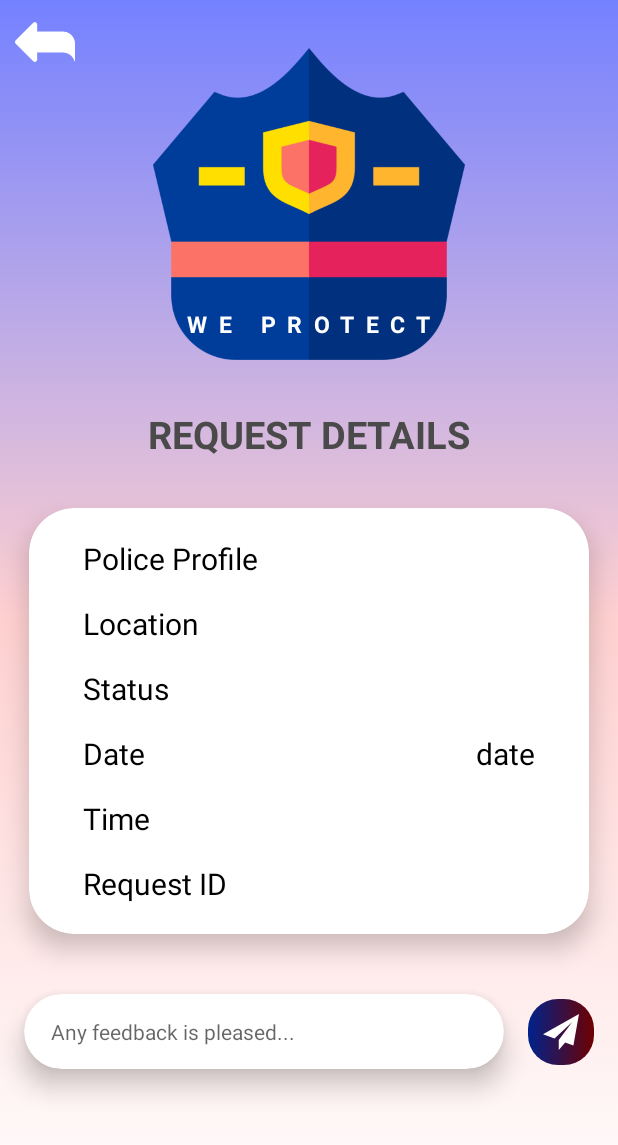
After one commit to Priyanshu-2001/Mr_Guard, an Android app: the DetailAnalyticsForUser screen opened directly, with no data from a screen before it, on a phone screen of 412 x 824 dp. The commit adds this screen. Shown: the top 1145 px of the screen. Run offline under Robolectric (Android 15) with nearby library versions, the phone set to English and light mode, and no system bars; our stand-ins replace data binding; network calls fail.

Commit message:
analytics added

```diff
--- a/app/src/main/java/com/geek/mrguard/Globals.kt
+++ b/app/src/main/java/com/geek/mrguard/Globals.kt
@@ -7,5 +7,6 @@ class Globals {
         const val Endpoint = "https://police-backend-deploy.herokuapp.com/"
         const val uploadTokenToProfile = "userProfile/updateFirebaseToken"
         const val updatePoliceCoordinates = "userProfile/updateCoordinates"
+        const val requestPoliceData = "request/getRequest"
     }
 }
--- /dev/null
+++ b/app/src/main/java/com/geek/mrguard/UI/dashBoard/commonUser/DetailAnalyticsForUser.kt
@@ -0,0 +1,46 @@
+package com.geek.mrguard.UI.dashBoard.commonUser
+
+import android.os.Bundle
+import android.util.Log
+import android.widget.Toast
+import androidx.appcompat.app.AppCompatActivity
+import androidx.databinding.DataBindingUtil
+import androidx.lifecycle.ViewModelProvider
+import com.geek.mrguard.R
+import com.geek.mrguard.databinding.PoliceRequestDetailsBinding
+import com.geek.mrguard.services.PoliceDashboardService
+import com.geek.mrguard.viewModel.PoliceAnalyticsViewModel
+import com.geek.mrguard.viewModel.PoliceAnalyticsViewModelFactory
+import kotlinx.android.synthetic.main.police_request_details.*
+
+class DetailAnalyticsForUser : AppCompatActivity() {
+    lateinit var viewModel: PoliceAnalyticsViewModel
+    lateinit var service: PoliceDashboardService
+    lateinit var binding: PoliceRequestDetailsBinding
+
+    override fun onCreate(savedInstanceState: Bundle?) {
+        super.onCreate(savedInstanceState)
+        binding = DataBindingUtil.setContentView(this, R.layout.police_request_details)
+        if (intent.extras != null) {
+            val req_id = intent.extras!!["req_id"].toString()
+            service = PoliceDashboardService(req_id)
+            viewModel = ViewModelProvider(
+                this,
+                PoliceAnalyticsViewModelFactory(service, application)
+            ).get(PoliceAnalyticsViewModel::class.java)
+            viewModel.analyticsData().observe(this, {
+                tv_police_profile.text = it.status[0].police.phone
+                tv_loc.text = it.status[0].police.location.lat.toString()
+                tv_status.text = it.status[0].status
+                tv_date.text = it.status[0].date
+                tv_time.text = it.status[0].time
+            })
+        } else {
+            Toast.makeText(this, "THere is Some Error", Toast.LENGTH_SHORT).show()
+        }
+        binding.backButton.setOnClickListener {
+            finish()
+            Log.e("TAG", "onCreate: finish")
+        }
+    }
+}
--- a/app/src/main/java/com/geek/mrguard/UI/dashBoard/commonUser/NormalUserDashBoard.kt
+++ b/app/src/main/java/com/geek/mrguard/UI/dashBoard/commonUser/NormalUserDashBoard.kt
@@ -56,7 +56,7 @@ class NormalUserDashBoard : AppCompatActivity() {
                     Log.e(TAG, "onCreate: roomID send $roomId")
                     val obj = JSONObject()
                     obj.put("roomId", roomId)
-                    obj.put("lat", "30.722")
+                    obj.put("lat", "30.722") //TODO need real data
                     obj.put("long", "76.85")
                     obj.put("phone_number", "8872365433")
                     emit("victimJoin", obj)
--- /dev/null
+++ b/app/src/main/java/com/geek/mrguard/data/policeAnalytics/Location.kt
@@ -0,0 +1,6 @@
+package com.geek.mrguard.data.policeAnalytics
+
+data class Location(
+    val lat: Double,
+    val lon: Double
+)
--- /dev/null
+++ b/app/src/main/java/com/geek/mrguard/data/policeAnalytics/PoliceAnalyticsData.kt
@@ -0,0 +1,6 @@
+package com.geek.mrguard.data.policeAnalytics
+
+data class PoliceAnalyticsData(
+    val status: List<Status>,
+    val success: Boolean
+)
--- a/app/src/main/res/layout/police_request_details.xml
+++ b/app/src/main/res/layout/police_request_details.xml
@@ -20,8 +20,7 @@
             android:layout_marginStart="10dp"
             android:layout_marginTop="8dp"
             android:background="@drawable/back_button_white"
-            app:layout_constraintEnd_toStartOf="@+id/imageView"
-            app:layout_constraintHorizontal_bias="0.181"
+            android:elevation="20dp"
             app:layout_constraintStart_toStartOf="parent"
             app:layout_constraintTop_toTopOf="parent" />
 
@@ -96,7 +95,7 @@
                     android:layout_width="wrap_content"
                     android:layout_height="wrap_content"
                     android:layout_marginEnd="16dp"
-                    android:text="Profile"
+                    tools:text="Profile"
                     android:textSize="20sp"
                     app:layout_constraintBottom_toBottomOf="@+id/label_police_profile"
                     app:layout_constraintEnd_toEndOf="parent"
@@ -109,7 +108,7 @@
                     android:layout_height="wrap_content"
                     android:layout_marginStart="16dp"
                     android:layout_marginTop="16dp"
-                    android:text="Request Location"
+                    android:text="Location"
                     android:textSize="20sp"
                     app:layout_constraintEnd_toStartOf="@+id/tv_loc"
                     app:layout_constraintHorizontal_bias="0.5"
@@ -122,7 +121,7 @@
                     android:layout_width="wrap_content"
                     android:layout_height="wrap_content"
                     android:layout_marginEnd="16dp"
-                    android:text="Loc here"
+                    tools:text="Loc here"
                     android:textSize="20sp"
                     app:layout_constraintBottom_toBottomOf="@+id/label_loc"
                     app:layout_constraintEnd_toEndOf="parent"
@@ -136,7 +135,7 @@
                     android:layout_width="wrap_content"
                     android:layout_height="wrap_content"
                     android:layout_marginEnd="16dp"
-                    android:text="P/O/C"
+                    tools:text="P/O/C"
                     android:textSize="20sp"
                     app:layout_constraintBottom_toBottomOf="@+id/label_status"
                     app:layout_constraintEnd_toEndOf="parent"
@@ -147,32 +146,82 @@
                     android:layout_width="wrap_content"
                     android:layout_height="wrap_content"
                     android:layout_marginTop="16dp"
-                    android:text="Request Status"
+                    android:text="Status"
                     android:textSize="20sp"
                     app:layout_constraintStart_toStartOf="@+id/label_loc"
                     app:layout_constraintTop_toBottomOf="@+id/label_loc" />
 
 
                 <TextView
+                    android:id="@+id/label_date"
+                    android:layout_width="wrap_content"
+                    android:layout_height="wrap_content"
+                    android:layout_marginTop="16dp"
+                    android:text="Date"
+                    android:textSize="20sp"
+                    app:layout_constraintStart_toStartOf="@+id/label_status"
+                    app:layout_constraintTop_toBottomOf="@+id/label_status" />
+
+                <TextView
+                    android:id="@+id/tv_date"
+                    android:layout_width="wrap_content"
+                    android:layout_height="wrap_content"
+                    android:layout_marginEnd="16dp"
+                    android:text="date"
+                    android:textSize="20sp"
+                    app:layout_constraintBottom_toBottomOf="@+id/label_date_time"
+                    app:layout_constraintEnd_toEndOf="parent"
+                    app:layout_constraintTop_toTopOf="@+id/label_date_time" />                <TextView
                     android:id="@+id/label_date_time"
                     android:layout_width="wrap_content"
                     android:layout_height="wrap_content"
                     android:layout_marginTop="16dp"
-                    android:text="Date n Time"
                     android:textSize="20sp"
                     app:layout_constraintStart_toStartOf="@+id/label_loc"
                     app:layout_constraintTop_toBottomOf="@+id/label_status" />
 
                 <TextView
-                    android:id="@+id/tv_date_time"
+                    android:id="@+id/label_time"
+                    android:layout_width="wrap_content"
+                    android:layout_height="wrap_content"
+                    android:layout_marginTop="16dp"
+                    android:text="Time"
+                    android:textSize="20sp"
+                    app:layout_constraintStart_toStartOf="@+id/label_date"
+                    app:layout_constraintTop_toBottomOf="@+id/label_date" />
+
+                <TextView
+                    android:id="@+id/tv_time"
                     android:layout_width="wrap_content"
                     android:layout_height="wrap_content"
                     android:layout_marginEnd="16dp"
-                    android:text="datetime"
+                    app:layout_constraintBottom_toBottomOf="@+id/label_time"
                     android:textSize="20sp"
-                    app:layout_constraintBottom_toBottomOf="@+id/label_date_time"
                     app:layout_constraintEnd_toEndOf="parent"
-                    app:layout_constraintTop_toTopOf="@+id/label_date_time" />
+                    app:layout_constraintTop_toTopOf="@+id/label_time"
+                    tools:text="time" />
+
+                <TextView
+                    android:id="@+id/reqID"
+                    android:layout_width="wrap_content"
+                    android:layout_height="wrap_content"
+                    android:layout_marginTop="16dp"
+                    android:text="Request ID"
+                    android:textSize="20sp"
+                    app:layout_constraintBottom_toBottomOf="parent"
+                    app:layout_constraintStart_toStartOf="@+id/label_time"
+                    app:layout_constraintTop_toBottomOf="@+id/label_time" />
+
+                <TextView
+                    android:id="@+id/tv_reqID"
+                    android:layout_width="wrap_content"
+                    android:layout_height="wrap_content"
+                    android:layout_marginEnd="16dp"
+                    android:textSize="20sp"
+                    app:layout_constraintBottom_toBottomOf="@+id/reqID"
+                    app:layout_constraintEnd_toEndOf="parent"
+                    app:layout_constraintTop_toTopOf="@+id/reqID"
+                    tools:text="reqID" />
 
 
             </androidx.constraintlayout.widget.ConstraintLayout>
@@ -223,7 +272,6 @@
             android:layout_marginEnd="16dp"
             android:background="@drawable/gradient_button"
             android:padding="10dp"
-            app:elevation="20dp"
             app:layout_constraintBottom_toBottomOf="@+id/cv_feedback"
             app:layout_constraintEnd_toEndOf="parent"
             app:layout_constraintTop_toTopOf="@+id/cv_feedback"
```
Also changed, not shown: app/src/main/AndroidManifest.xml (+13 -5 lines), app/src/main/java/com/geek/mrguard/UI/dashBoard/commonUser/AnalyticsDashboard.kt (added, +37 -0 lines), app/src/main/java/com/geek/mrguard/UI/dashBoard/commonUser/VictimPoliceInteraction.kt (+4 -6 lines), app/src/main/java/com/geek/mrguard/adapters/AnalyticsAdapter.kt (added, +49 -0 lines), app/src/main/java/com/geek/mrguard/data/policeAnalytics/Police.kt (added, +10 -0 lines), app/src/main/java/com/geek/mrguard/data/policeAnalytics/Status.kt (added, +14 -0 lines), app/src/main/java/com/geek/mrguard/data/policeAnalytics/Victim.kt (added, +9 -0 lines), app/src/main/java/com/geek/mrguard/services/PoliceDashboardService.kt (added, +48 -0 lines), app/src/main/java/com/geek/mrguard/viewModel/PoliceAnalyticsViewModel.kt (added, +28 -0 lines), app/src/main/res/layout/police_dashboard.xml (+17 -6 lines).
